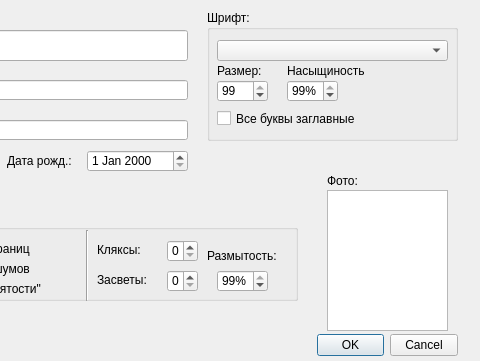
Before: the Qt Designer form ChangeDataDialog.ui in AM97Y/SyntheticPassportGenerate, drawn with Qt 5; both pictures show x 403 to 883 and y 0 to 361 of the 883 by 361 pixel window.
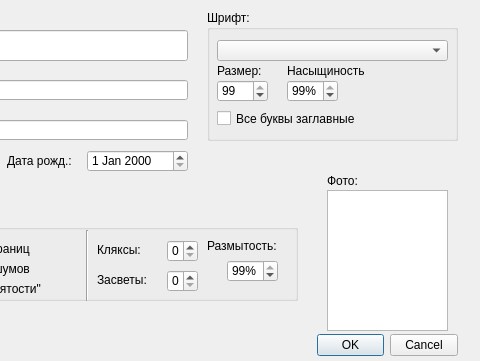
After: the same form once the commit is applied.

Patch:
```diff
--- a/ChangeDataDialog.ui
+++ b/ChangeDataDialog.ui
@@ -619,8 +619,8 @@
    <widget class="QSpinBox" name="blurFlashnumBlotsnum">
     <property name="geometry">
      <rect>
-      <x>320</x>
-      <y>60</y>
+      <x>330</x>
+      <y>50</y>
       <width>51</width>
       <height>22</height>
      </rect>
@@ -642,7 +642,7 @@
     <property name="geometry">
      <rect>
       <x>310</x>
-      <y>30</y>
+      <y>20</y>
       <width>91</width>
       <height>31</height>
      </rect>
```
